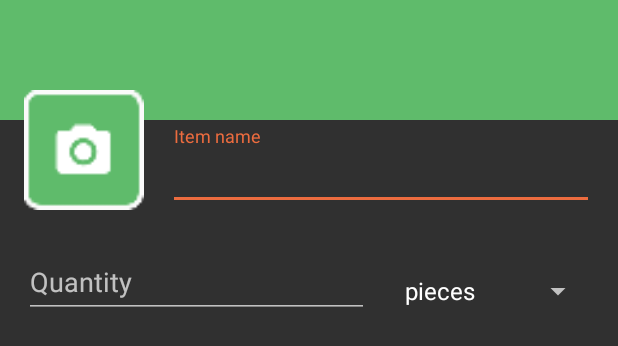
After one commit to czekoladowyPaczek/CandyApp, an Android app: the layout activity_add_item.xml on its own in the app's theme, with its tools: preview values and no code run, on a phone screen of 412 x 824 dp. The commit adds this screen. Shown: the top 346 px of the screen. Run offline under Robolectric (Android 15) with nearby library versions, the phone set to English and light mode, and no system bars.

```diff
--- a/app/src/main/java/com/candy/android/candyapp/graph/component/ActivityComponent.java
+++ b/app/src/main/java/com/candy/android/candyapp/graph/component/ActivityComponent.java
@@ -7,6 +7,7 @@ import com.candy.android.candyapp.graph.module.PresenterModule;
 import com.candy.android.candyapp.login.LoginActivity;
 import com.candy.android.candyapp.login.LoginFragment;
 import com.candy.android.candyapp.profile.ProfileActivity;
+import com.candy.android.candyapp.shop.AddItemActivity;
 import com.candy.android.candyapp.shop.ShopDetailFragment;
 import com.candy.android.candyapp.shop.ShopFriendActivity;
 import com.candy.android.candyapp.shop.ShopListFragment;
@@ -27,4 +28,5 @@ public interface ActivityComponent {
     void inject(ShopListFragment fragment);
     void inject(ShopDetailFragment fragment);
     void inject(ShopFriendActivity activity);
+    void inject(AddItemActivity activity);
 }
--- /dev/null
+++ b/app/src/main/res/layout/activity_add_item.xml
@@ -0,0 +1,78 @@
+<?xml version="1.0" encoding="utf-8"?>
+<RelativeLayout
+    xmlns:android="http://schemas.android.com/apk/res/android"
+    xmlns:app="http://schemas.android.com/apk/res-auto"
+    xmlns:tools="http://schemas.android.com/tools"
+    android:layout_width="match_parent"
+    android:layout_height="match_parent"
+    android:orientation="vertical"
+    tools:context=".shop.AddItemActivity">
+
+    <android.support.design.widget.AppBarLayout
+        android:id="@+id/toolbar_layout"
+        android:layout_width="match_parent"
+        android:layout_height="80dp"
+        app:elevation="0dp">
+
+        <include
+            layout="@layout/view_toolbar"/>
+    </android.support.design.widget.AppBarLayout>
+
+    <ImageView
+        android:id="@+id/item_image"
+        android:layout_width="80dp"
+        android:layout_height="80dp"
+        android:layout_below="@id/toolbar_layout"
+        android:layout_marginLeft="16dp"
+        android:layout_marginRight="16dp"
+        android:layout_marginTop="-20dp"
+        android:foreground="@drawable/item_image"
+        android:src="@drawable/item_image_default"/>
+
+    <android.support.design.widget.TextInputLayout
+        android:id="@+id/item_name_layout"
+        android:layout_width="wrap_content"
+        android:layout_height="wrap_content"
+        android:layout_alignBottom="@id/item_image"
+        android:layout_alignParentRight="true"
+        android:layout_marginRight="16dp"
+        android:layout_toRightOf="@id/item_image">
+
+        <android.support.design.widget.TextInputEditText
+            android:id="@+id/item_name"
+            android:layout_width="match_parent"
+            android:layout_height="wrap_content"
+            android:hint="@string/shop_create_name_hint"/>
+    </android.support.design.widget.TextInputLayout>
+
+    <LinearLayout
+        android:layout_width="match_parent"
+        android:layout_height="wrap_content"
+        android:layout_below="@id/item_image"
+        android:layout_margin="16dp"
+        android:gravity="center_vertical"
+        android:orientation="horizontal">
+
+        <android.support.design.widget.TextInputLayout
+            android:id="@+id/item_quantity_layout"
+            android:layout_width="0dp"
+            android:layout_height="wrap_content"
+            android:layout_marginRight="16dp"
+            android:layout_weight="1">
+
+            <android.support.design.widget.TextInputEditText
+                android:id="@+id/item_quantity"
+                android:layout_width="match_parent"
+                android:layout_height="wrap_content"
+                android:hint="@string/shop_create_quantity_hint"/>
+        </android.support.design.widget.TextInputLayout>
+
+        <Spinner
+            android:id="@+id/item_quantity_type"
+            android:layout_width="wrap_content"
+            android:layout_height="wrap_content"
+            android:layout_marginTop="10dp"
+            android:entries="@array/shop_create_quantity_type"
+            android:spinnerMode="dropdown"/>
+    </LinearLayout>
+</RelativeLayout>
```
Also changed, not shown: app/src/main/java/com/candy/android/candyapp/api/ImgurApi.java (added, +19 -0 lines), app/src/main/java/com/candy/android/candyapp/graph/module/ApiModule.java (+24 -4 lines), app/src/main/java/com/candy/android/candyapp/managers/ImageUploadManager.java (added, +28 -0 lines), app/src/main/java/com/candy/android/candyapp/model/UploadedImage.java (added, +7 -0 lines), 2 other files.
